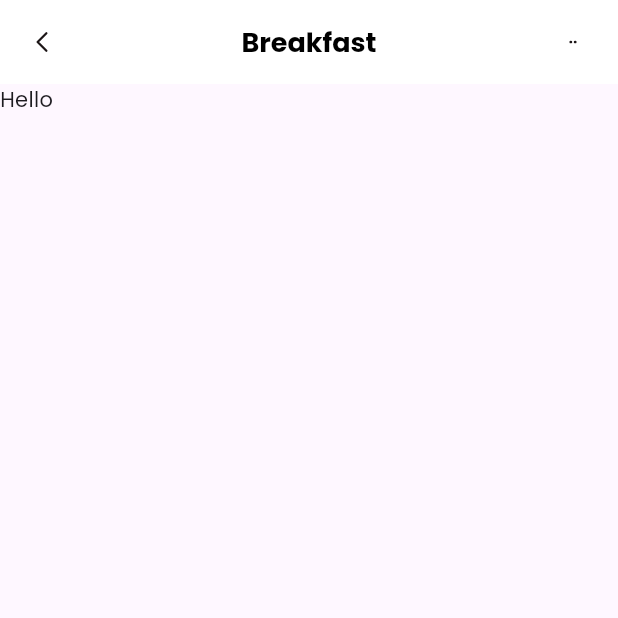
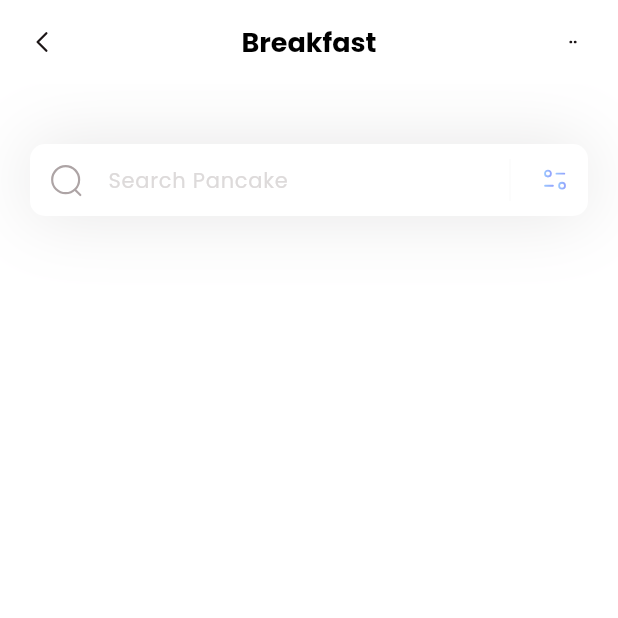
Before and after one commit to Albertomomu/fitness, a Flutter app: the HomePage screen opened directly, on a phone screen of 412 x 824 dp, the top half of it. Run offline on Flutter 3.47's test engine with Material 3 defaults, Android fonts, the phone set to English and light mode, and no system bars; our stand-ins replace flutter_svg; statements that could not run were skipped.

Commit message:
feat: searcher done

```diff
--- a/lib/pages/home.dart
+++ b/lib/pages/home.dart
@@ -8,9 +8,75 @@ class HomePage extends StatelessWidget {
   Widget build(BuildContext context) {
     return Scaffold(
       appBar: appBar(),
-      body: Container(
-        child: Text('Hello'),
+      backgroundColor: Colors.white,
+      body: Column(
+        children: [
+          _searchField(),
+        ]
+      )
+    );
+  }
+
+  Container _searchField() {
+    return Container(
+      margin: EdgeInsets.only(top: 40, left: 20, right: 20),
+      decoration: BoxDecoration(
+        color: Colors.white,
+        borderRadius: BorderRadius.circular(10),
+        boxShadow: [
+          BoxShadow(
+            color: Color(0xff1D1617).withOpacity(0.11),
+            spreadRadius: 0.0,
+            blurRadius: 40,
+          ),
+        ],
       ),
+      child: TextField(
+      decoration: InputDecoration(
+        filled: true,
+        fillColor: Colors.white,
+        contentPadding: EdgeInsets.only(left: 15),
+        prefixIcon: Padding(
+          padding: EdgeInsets.all(12),
+          child: SvgPicture.asset(
+            'assets/icons/Search.svg',
+            height: 5,
+            width: 5,
+          ),
+        ),
+        suffixIcon: Container(
+          width: 100,
+          child: IntrinsicHeight(
+            child: Row(
+              mainAxisAlignment: MainAxisAlignment.end,
+              children: [
+                VerticalDivider(
+                  color: Color(0xffDDDADA),
+                  indent: 10,
+                  endIndent: 10,
+                  thickness: 0.1,
+                ),
+                Padding(
+                  padding: EdgeInsets.all(12),
+                  child: SvgPicture.asset(
+                    'assets/icons/Filter.svg',
+                  ),
+                ),
+              ]
+            ),
+          ),
+        ),
+        hintText: 'Search Pancake',
+        hintStyle: TextStyle(
+          color: Color(0xffDDDADA),
+          fontSize: 14,
+        ),
+        border: OutlineInputBorder(
+          borderSide: BorderSide.none,
+          borderRadius: BorderRadius.circular(15),
+        ),
+      ),
+    ),
     );
   }
 
```
Also changed, not shown: assets/icons/Filter.svg (added), assets/icons/Search.svg (added).
